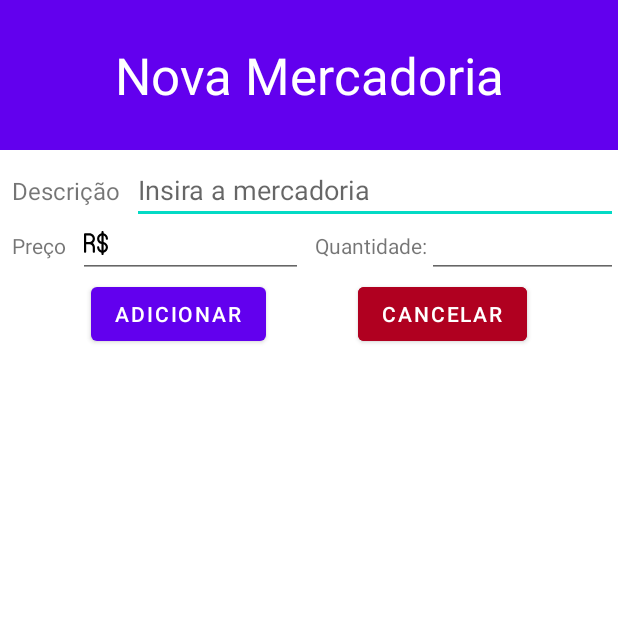
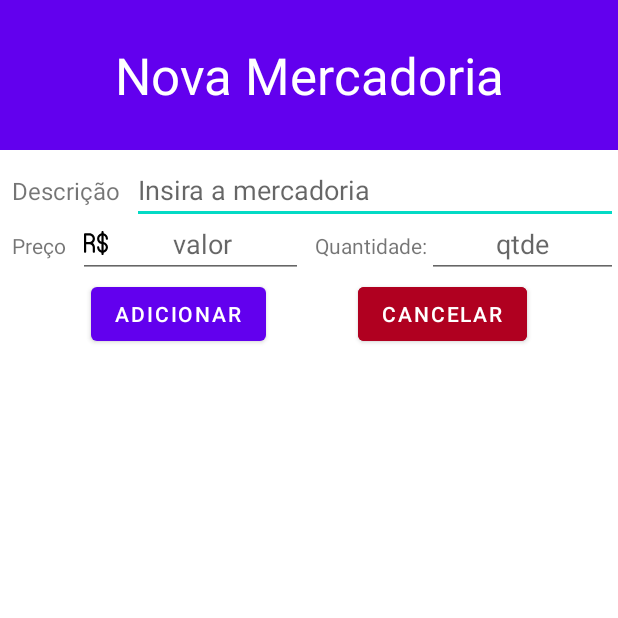
Before and after one commit to Drufontael/Grocery-Shopping-List, an Android app: the AddGoodActivity screen opened directly, with no data from a screen before it, on a phone screen of 412 x 824 dp, the top half of it. Run offline under Robolectric (Android 15) with nearby library versions, the phone set to English and light mode, and no system bars; network calls fail.

Commit message:
:recycle: refactor: Correção na ordenação dos itens

```diff
--- a/app/src/main/java/tech/drufontael/marketlist/UI/MainActivity.java
+++ b/app/src/main/java/tech/drufontael/marketlist/UI/MainActivity.java
@@ -12,7 +12,6 @@ import androidx.recyclerview.widget.RecyclerView;
 
 import com.google.android.material.floatingactionbutton.FloatingActionButton;
 
-import java.util.Collections;
 import java.util.Locale;
 
 import tech.drufontael.marketlist.R;
@@ -54,7 +53,7 @@ public class MainActivity extends AppCompatActivity {
         mGoodsListViewModel = new ViewModelProvider(this).get(GoodsListViewModel.class);
         mGoodsListViewModel.getList().observe(this, goodsList -> {
 
-            Collections.sort(goodsList);
+            //Collections.sort(goodsList);
             adapter.submitList(goodsList);
             String price = String.format(Locale.getDefault(), "%s %.2f", getString(R.string.currency),
                     mGoodsListViewModel.calculateTotalPrice());
@@ -79,6 +78,7 @@ public class MainActivity extends AppCompatActivity {
         if (requestCode == NEW_WORD_ACTIVITY_REQUEST_CODE && resultCode == RESULT_OK) {
             Good newGood = new Good(data.getStringExtra("goodName"),data.getDoubleExtra("price",0.0),data.getIntExtra("quantity",0));
             mGoodsListViewModel.insert(newGood);
+            adapter.notifyDataSetChanged();
         } else {
             Toast.makeText(
                     getApplicationContext(),
--- a/app/src/main/java/tech/drufontael/marketlist/data/repository/GoodsListDb.java
+++ b/app/src/main/java/tech/drufontael/marketlist/data/repository/GoodsListDb.java
@@ -8,6 +8,7 @@ import androidx.lifecycle.MutableLiveData;
 import java.io.IOException;
 import java.util.ArrayList;
 import java.util.Arrays;
+import java.util.Collections;
 import java.util.List;
 import java.util.Objects;
 import java.util.concurrent.ExecutorService;
@@ -37,10 +38,10 @@ public class GoodsListDb {
                     .filter(x -> x.getListName().equals(name))
                     .findFirst().orElse(getPadrao().get(0));
             if(Objects.equals(list.getListName(), getPadrao().get(0).getListName())){
-
                 saveList(list.getListName(),list.getGoods());
             }
             inUse=new MutableLiveData<List<Good>>();
+            Collections.sort(list.getGoods());
             inUse.postValue(list.getGoods());
             return inUse;
         }
@@ -57,6 +58,7 @@ public class GoodsListDb {
         @Override
         public void addGood(Good good) {
             inUse.getValue().add(good);
+            Collections.sort(inUse.getValue());
             saveGoodsList();
         }
 
--- a/app/src/main/res/layout/activity_add_good.xml
+++ b/app/src/main/res/layout/activity_add_good.xml
@@ -70,7 +70,9 @@
         android:layout_marginStart="8dp"
         android:drawableStart="@drawable/brazilian_real_svgrepo_16"
         android:ems="10"
+        android:hint="valor"
         android:inputType="numberDecimal"
+        android:textAlignment="center"
         app:layout_constraintBaseline_toBaselineOf="@id/text_price"
         app:layout_constraintStart_toEndOf="@+id/text_price" />
 
@@ -88,7 +90,9 @@
         android:layout_width="0dp"
         android:layout_height="wrap_content"
         android:ems="10"
+        android:hint="qtde"
         android:inputType="number"
+        android:textAlignment="center"
         app:layout_constraintBaseline_toBaselineOf="@id/text_quantity"
         app:layout_constraintEnd_toEndOf="parent"
         app:layout_constraintStart_toEndOf="@+id/text_quantity" />
```
